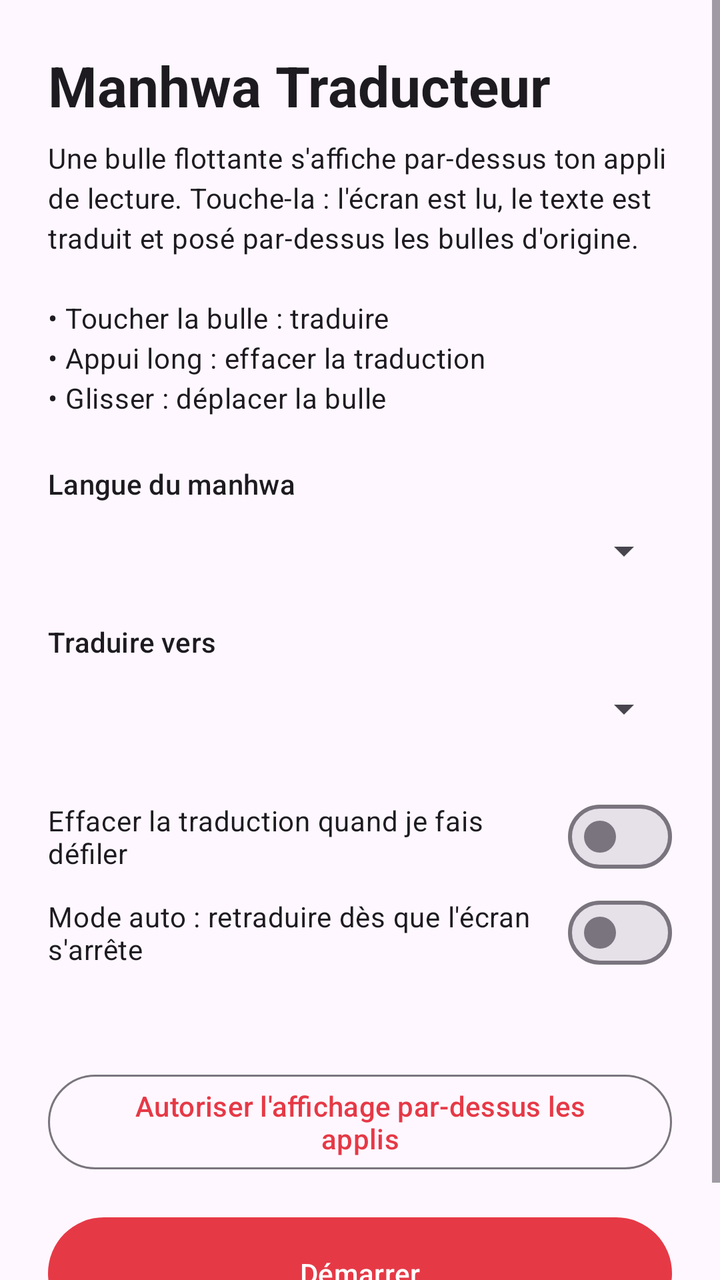
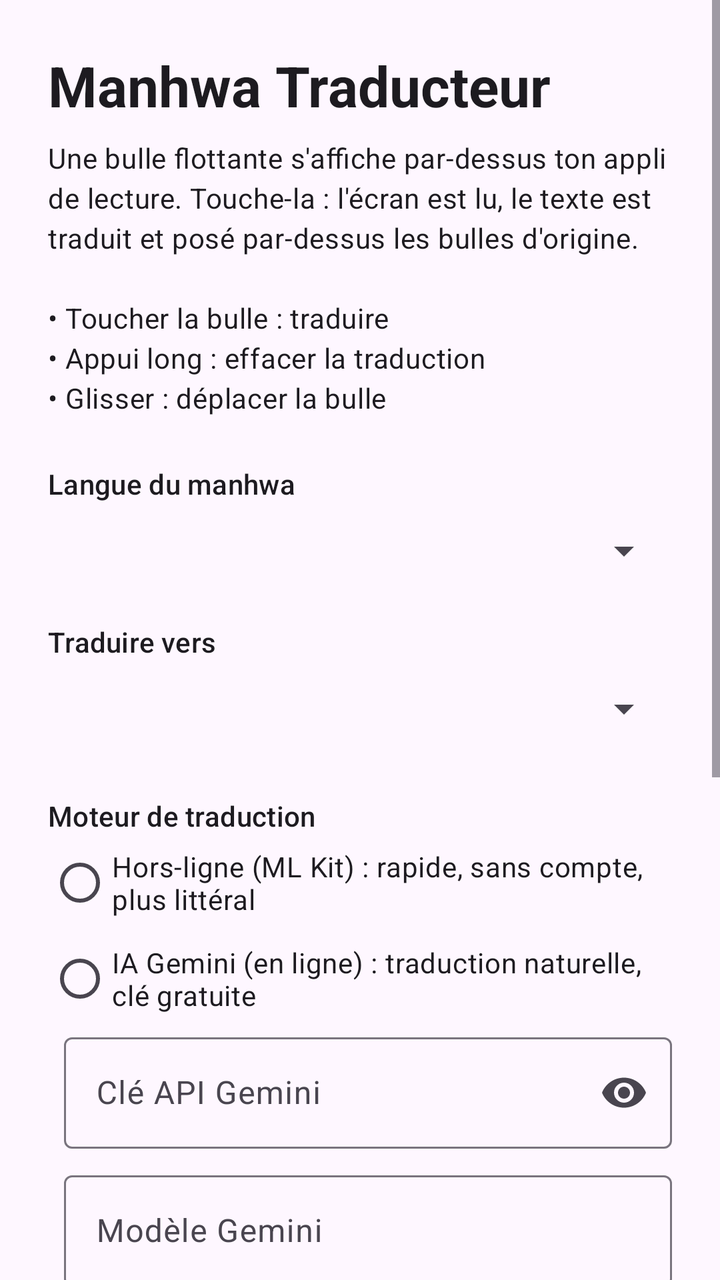

An Android layout rendered at two revisions. The XML below is the earlier revision; the diff shows what the commit changed to produce the second picture.
<!-- AndroidManifest.xml: application theme Theme.ManhwaTraducteur -->
<!-- res/layout/activity_main.xml -->
<?xml version="1.0" encoding="utf-8"?>
<ScrollView xmlns:android="http://schemas.android.com/apk/res/android"
    android:layout_width="match_parent"
    android:layout_height="match_parent"
    android:fitsSystemWindows="true">

    <LinearLayout
        android:layout_width="match_parent"
        android:layout_height="wrap_content"
        android:orientation="vertical"
        android:padding="24dp">

        <TextView
            android:layout_width="wrap_content"
            android:layout_height="wrap_content"
            android:text="@string/app_name"
            android:textAppearance="?attr/textAppearanceHeadlineMedium"
            android:textStyle="bold" />

        <TextView
            android:layout_width="match_parent"
            android:layout_height="wrap_content"
            android:layout_marginTop="8dp"
            android:text="Une bulle flottante s'affiche par-dessus ton appli de lecture. Touche-la : l'écran est lu, le texte est traduit et posé par-dessus les bulles d'origine.\n\n• Toucher la bulle : traduire\n• Appui long : effacer la traduction\n• Glisser : déplacer la bulle"
            android:textAppearance="?attr/textAppearanceBodyMedium" />

        <TextView
            android:layout_width="wrap_content"
            android:layout_height="wrap_content"
            android:layout_marginTop="24dp"
            android:text="Langue du manhwa"
            android:textAppearance="?attr/textAppearanceTitleSmall" />

        <Spinner
            android:id="@+id/sourceSpinner"
            android:layout_width="match_parent"
            android:layout_height="48dp" />

        <TextView
            android:layout_width="wrap_content"
            android:layout_height="wrap_content"
            android:layout_marginTop="12dp"
            android:text="Traduire vers"
            android:textAppearance="?attr/textAppearanceTitleSmall" />

        <Spinner
            android:id="@+id/targetSpinner"
            android:layout_width="match_parent"
            android:layout_height="48dp" />

        <com.google.android.material.materialswitch.MaterialSwitch
            android:id="@+id/autoClearSwitch"
            android:layout_width="match_parent"
            android:layout_height="wrap_content"
            android:layout_marginTop="16dp"
            android:text="Effacer la traduction quand je fais défiler" />

        <com.google.android.material.materialswitch.MaterialSwitch
            android:id="@+id/autoModeSwitch"
            android:layout_width="match_parent"
            android:layout_height="wrap_content"
            android:text="Mode auto : retraduire dès que l'écran s'arrête" />

        <TextView
            android:id="@+id/overlayStatus"
            android:layout_width="match_parent"
            android:layout_height="wrap_content"
            android:layout_marginTop="24dp"
            android:textAppearance="?attr/textAppearanceBodyMedium" />

        <com.google.android.material.button.MaterialButton
            android:id="@+id/overlayButton"
            style="@style/Widget.Material3.Button.OutlinedButton"
            android:layout_width="match_parent"
            android:layout_height="wrap_content"
            android:text="Autoriser l'affichage par-dessus les applis" />

        <com.google.android.material.button.MaterialButton
            android:id="@+id/startButton"
            android:layout_width="match_parent"
            android:layout_height="64dp"
            android:layout_marginTop="16dp"
            android:text="Démarrer" />
    </LinearLayout>
</ScrollView>
<!-- resources referenced by this layout -->
<resources>
  <string name="app_name">Manhwa Traducteur</string>
  <style name="Theme.ManhwaTraducteur" parent="Theme.Material3.DayNight.NoActionBar">
          <item name="colorPrimary">@color/brand</item>
      </style>
  <color name="brand">#E63946</color>
</resources>

<!-- the commit's change to res/layout/activity_main.xml (unified diff, before → after) -->
@@ -48,12 +48,89 @@
             android:layout_width="match_parent"
             android:layout_height="48dp" />
 
+        <TextView
+            android:layout_width="wrap_content"
+            android:layout_height="wrap_content"
+            android:layout_marginTop="20dp"
+            android:text="Moteur de traduction"
+            android:textAppearance="?attr/textAppearanceTitleSmall" />
+
+        <RadioGroup
+            android:id="@+id/engineGroup"
+            android:layout_width="match_parent"
+            android:layout_height="wrap_content">
+
+            <RadioButton
+                android:id="@+id/engineMlkit"
+                android:layout_width="match_parent"
+                android:layout_height="wrap_content"
+                android:text="Hors-ligne (ML Kit) : rapide, sans compte, plus littéral" />
+
+            <RadioButton
+                android:id="@+id/engineGemini"
+                android:layout_width="match_parent"
+                android:layout_height="wrap_content"
+                android:text="IA Gemini (en ligne) : traduction naturelle, clé gratuite" />
+        </RadioGroup>
+
+        <LinearLayout
+            android:id="@+id/geminiSection"
+            android:layout_width="match_parent"
+            android:layout_height="wrap_content"
+            android:orientation="vertical"
+            android:paddingStart="8dp">
+
+            <com.google.android.material.textfield.TextInputLayout
+                style="@style/Widget.Material3.TextInputLayout.OutlinedBox"
+                android:layout_width="match_parent"
+                android:layout_height="wrap_content"
+                android:hint="Clé API Gemini"
+                app:endIconMode="password_toggle"
+                xmlns:app="http://schemas.android.com/apk/res-auto">
+
+                <com.google.android.material.textfield.TextInputEditText
+                    android:id="@+id/geminiKey"
+                    android:layout_width="match_parent"
+                    android:layout_height="wrap_content"
+                    android:inputType="textPassword"
+                    android:singleLine="true" />
+            </com.google.android.material.textfield.TextInputLayout>
+
+            <com.google.android.material.textfield.TextInputLayout
+                style="@style/Widget.Material3.TextInputLayout.OutlinedBox"
+                android:layout_width="match_parent"
+                android:layout_height="wrap_content"
+                android:layout_marginTop="8dp"
+                android:hint="Modèle Gemini">
+
+                <com.google.android.material.textfield.TextInputEditText
+                    android:id="@+id/geminiModel"
+                    android:layout_width="match_parent"
+                    android:layout_height="wrap_content"
+                    android:inputType="text"
+                    android:singleLine="true" />
+            </com.google.android.material.textfield.TextInputLayout>
+
+            <com.google.android.material.button.MaterialButton
+                android:id="@+id/geminiKeyButton"
+                style="@style/Widget.Material3.Button.TextButton"
+                android:layout_width="wrap_content"
+                android:layout_height="wrap_content"
+                android:text="Obtenir une clé gratuite (Google AI Studio)" />
+
+            <TextView
+                android:layout_width="match_parent"
+                android:layout_height="wrap_content"
+                android:text="La capture de l'écran et les textes sont envoyés à Google pour être traduits. Avec la clé gratuite, Google peut s'en servir pour améliorer ses modèles."
+                android:textAppearance="?attr/textAppearanceBodySmall" />
+        </LinearLayout>
+
         <com.google.android.material.materialswitch.MaterialSwitch
-            android:id="@+id/autoClearSwitch"
+            android:id="@+id/followScrollSwitch"
             android:layout_width="match_parent"
             android:layout_height="wrap_content"
             android:layout_marginTop="16dp"
-            android:text="Effacer la traduction quand je fais défiler" />
+            android:text="Les traductions suivent la page quand je fais défiler" />
 
         <com.google.android.material.materialswitch.MaterialSwitch
             android:id="@+id/autoModeSwitch"
